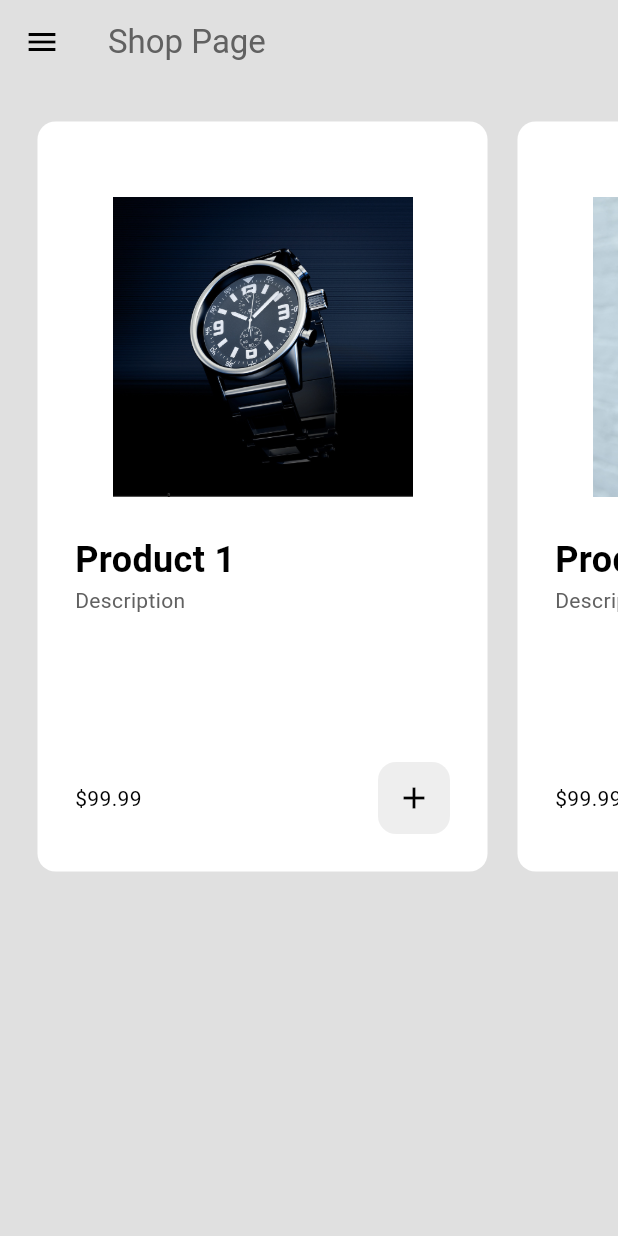
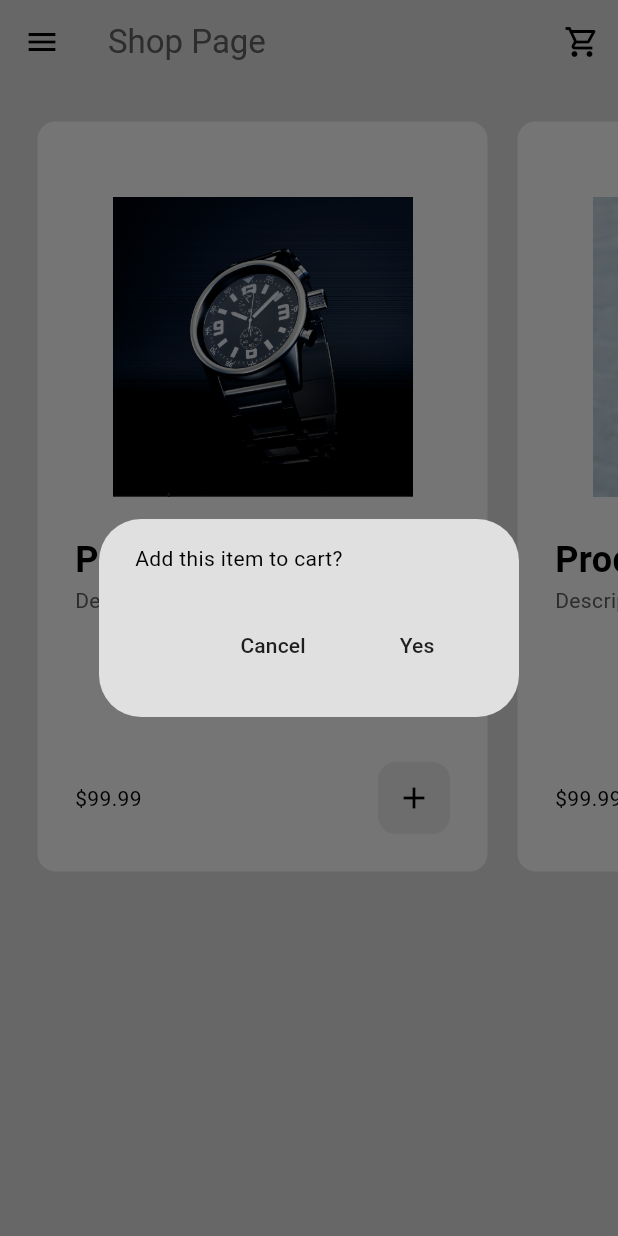
Before and after one commit to alexmortelsison/ECommerce-App-P, a Flutter app: the ShopPage screen opened by its route, after a tap on the "add" icon, on a phone screen of 412 x 824 dp. Run offline on Flutter 3.47's test engine with Material 3 defaults, Android fonts, the phone set to English and light mode, and no system bars.

Commit message:
fixed bug

```diff
--- a/lib/components/my_drawer.dart
+++ b/lib/components/my_drawer.dart
@@ -23,14 +23,25 @@ class MyDrawer extends StatelessWidget {
                   ),
                 ),
                 const SizedBox(height: 10),
-                const MyListTile(icon: Icons.home_outlined, text: 'Home'),
-                const MyListTile(
-                    icon: Icons.shopping_cart_outlined, text: 'Cart'),
+                MyListTile(
+                  icon: Icons.home_outlined,
+                  text: 'Home',
+                  onTap: () => Navigator.pushNamed(context, '/shop_page'),
+                ),
+                MyListTile(
+                  icon: Icons.shopping_cart_outlined,
+                  text: 'Cart',
+                  onTap: () => Navigator.pushNamed(context, '/cart_page'),
+                ),
               ],
             ),
-            const Padding(
-              padding: EdgeInsets.only(bottom: 25),
-              child: MyListTile(icon: Icons.logout, text: 'Log Out'),
+            Padding(
+              padding: const EdgeInsets.only(bottom: 25),
+              child: MyListTile(
+                icon: Icons.logout,
+                text: 'Log Out',
+                onTap: () => Navigator.pushNamed(context, '/intro_page'),
+              ),
             )
           ],
         ),
--- a/lib/components/my_list_tile.dart
+++ b/lib/components/my_list_tile.dart
@@ -3,15 +3,18 @@ import 'package:flutter/material.dart';
 class MyListTile extends StatelessWidget {
   final IconData? icon;
   final String text;
+  final void Function()? onTap;
   const MyListTile({
     super.key,
     required this.icon,
     required this.text,
+    required this.onTap,
   });
 
   @override
   Widget build(BuildContext context) {
     return ListTile(
+      onTap: onTap,
       leading: Icon(icon),
       title: Text(text),
     );
--- a/lib/components/my_product_tile.dart
+++ b/lib/components/my_product_tile.dart
@@ -1,5 +1,8 @@
 import 'package:ecommerce_practice/models/product.dart';
 import 'package:flutter/material.dart';
+import 'package:provider/provider.dart';
+
+import '../models/shop.dart';
 
 class MyProductTile extends StatelessWidget {
   final Product product;
@@ -7,6 +10,45 @@ class MyProductTile extends StatelessWidget {
     super.key,
     required this.product,
   });
+
+  void addToCart(BuildContext context) {
+    showDialog(
+      context: context,
+      builder: (context) => AlertDialog(
+        content: const Text('Add this item to cart?'),
+        actions: [
+          MaterialButton(
+            onPressed: () => Navigator.pop(context),
+            child: const Text('Cancel'),
+          ),
+          MaterialButton(
+            onPressed: () {
+              Navigator.pop(context);
+              context.read<Shop>().addToCart(product);
+            },
+            child: GestureDetector(
+              onTap: () {
+                Navigator.pop(context);
+                context.watch<Shop>().addToCart(product);
+                ScaffoldMessenger.of(context).showSnackBar(
+                  SnackBar(
+                    backgroundColor:
+                        Theme.of(context).colorScheme.inversePrimary,
+                    content: Text(
+                      'Added to cart!',
+                      style: TextStyle(
+                          color: Theme.of(context).colorScheme.secondary),
+                    ),
+                  ),
+                );
+              },
+              child: const Text('Yes'),
+            ),
+          ),
+        ],
+      ),
+    );
+  }
 
   @override
   Widget build(BuildContext context) {
@@ -36,16 +78,12 @@ class MyProductTile extends StatelessWidget {
                   child: Image.asset(product.imagePath),
                 ),
               ),
-              Text(
-                product.name,
-                style:
-                    const TextStyle(fontWeight: FontWeight.bold, fontSize: 24),
-              ),
-              Text(
-                product.description,
-                style: TextStyle(
-                    color: Theme.of(context).colorScheme.inversePrimary),
-              ),
+              Text(product.name,
+                  style: const TextStyle(
+                      fontWeight: FontWeight.bold, fontSize: 24)),
+              Text(product.description,
+                  style: TextStyle(
+                      color: Theme.of(context).colorScheme.inversePrimary)),
             ],
           ),
           Row(
@@ -57,7 +95,7 @@ class MyProductTile extends StatelessWidget {
                     color: Theme.of(context).colorScheme.primary,
                     borderRadius: BorderRadius.circular(12)),
                 child: IconButton(
-                  onPressed: () {},
+                  onPressed: () => addToCart(context),
                   icon: const Icon(Icons.add),
                 ),
               )
--- a/lib/main.dart
+++ b/lib/main.dart
@@ -1,4 +1,5 @@
 import 'package:ecommerce_practice/models/shop.dart';
+import 'package:ecommerce_practice/pages/cart_page.dart';
 import 'package:ecommerce_practice/pages/shop_page.dart';
 import 'package:ecommerce_practice/themes/light_mode.dart';
 import 'package:flutter/material.dart';
@@ -24,8 +25,9 @@ class MyApp extends StatelessWidget {
       theme: lightMode,
       home: const IntroPage(),
       routes: {
-        'intro_page': (context) => const IntroPage(),
-        'shop_page': (context) => const ShopPage(),
+        '/intro_page': (context) => const IntroPage(),
+        '/shop_page': (context) => const ShopPage(),
+        '/cart_page': (context) => const CartPage(),
       },
     );
   }
--- a/lib/pages/shop_page.dart
+++ b/lib/pages/shop_page.dart
@@ -15,6 +15,12 @@ class ShopPage extends StatelessWidget {
       drawer: const MyDrawer(),
       backgroundColor: Theme.of(context).colorScheme.surface,
       appBar: AppBar(
+        actions: [
+          IconButton(
+            onPressed: () => Navigator.pushNamed(context, '/cart_page'),
+            icon: const Icon(Icons.shopping_cart_outlined),
+          )
+        ],
         title: Text(
           'Shop Page',
           style: TextStyle(color: Theme.of(context).colorScheme.inversePrimary),
```
Also changed, not shown: lib/pages/cart_page.dart (added, +33 -0 lines).
